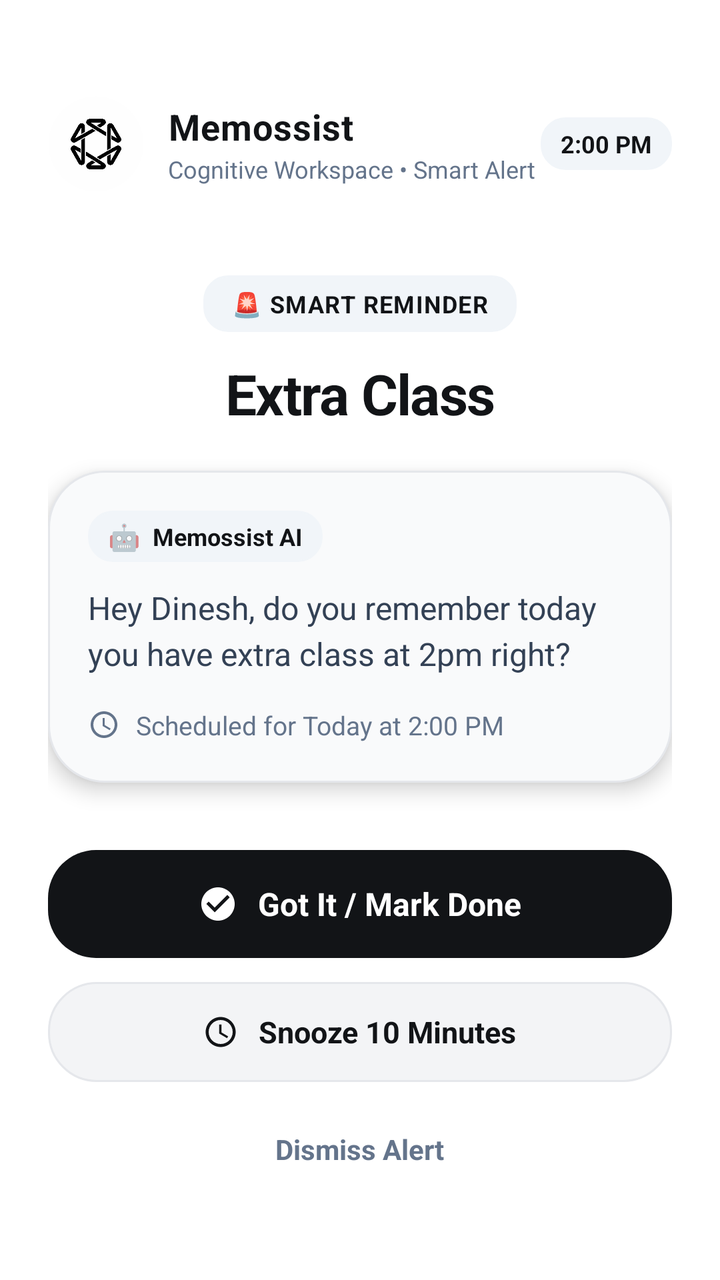
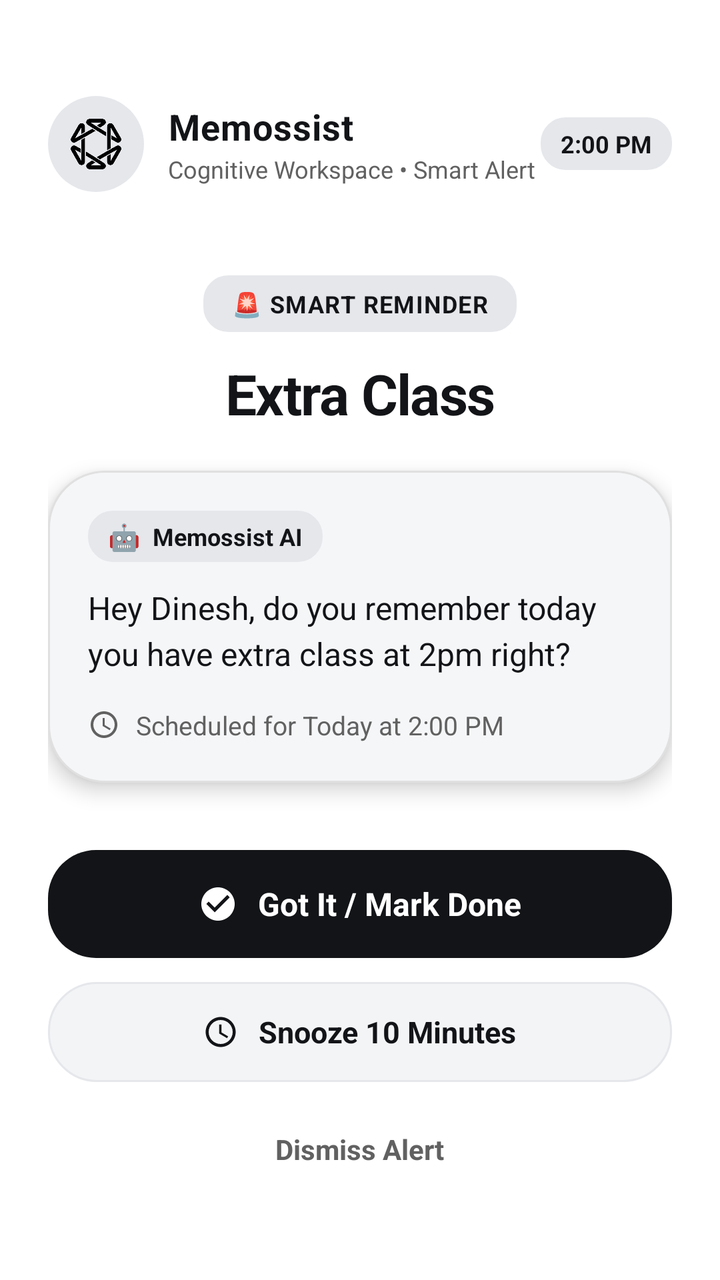

Screens rendered from an Android XML layout before and after an edit, with the pre-edit source and the edit as a unified diff.
<!-- AndroidManifest.xml: activity theme Theme.AppTempeLate -->
<!-- res/layout/activity_alarm_alert.xml -->
<?xml version="1.0" encoding="utf-8"?>
<androidx.constraintlayout.widget.ConstraintLayout xmlns:android="http://schemas.android.com/apk/res/android"
    xmlns:app="http://schemas.android.com/apk/res-auto"
    xmlns:tools="http://schemas.android.com/tools"
    android:layout_width="match_parent"
    android:layout_height="match_parent"
    android:background="#FFFFFF"
    android:padding="24dp"
    tools:context=".AlarmAlertActivity">

    
    <LinearLayout
        android:id="@+id/llHeaderBrand"
        android:layout_width="0dp"
        android:layout_height="wrap_content"
        android:layout_marginTop="24dp"
        android:gravity="center_vertical"
        android:orientation="horizontal"
        app:layout_constraintEnd_toEndOf="parent"
        app:layout_constraintStart_toStartOf="parent"
        app:layout_constraintTop_toTopOf="parent">

        
        <FrameLayout
            android:id="@+id/flLogoContainer"
            android:layout_width="48dp"
            android:layout_height="48dp">

            <View
                android:id="@+id/vLogoPulseRing"
                android:layout_width="48dp"
                android:layout_height="48dp"
                android:background="@drawable/bg_circle_icon_button"
                android:backgroundTint="#1A121417" />

            <ImageView
                android:id="@+id/ivAlarmLogo"
                android:layout_width="38dp"
                android:layout_height="38dp"
                android:layout_gravity="center"
                android:src="@drawable/app_logo"
                android:contentDescription="Memossist Logo" />

        </FrameLayout>

        <LinearLayout
            android:layout_width="0dp"
            android:layout_height="wrap_content"
            android:layout_marginStart="12dp"
            android:layout_weight="1"
            android:orientation="vertical">

            <TextView
                android:layout_width="wrap_content"
                android:layout_height="wrap_content"
                android:text="Memossist"
                android:textColor="#121417"
                android:textSize="18sp"
                android:textStyle="bold"
                android:letterSpacing="0.02" />

            <TextView
                android:layout_width="wrap_content"
                android:layout_height="wrap_content"
                android:layout_marginTop="1dp"
                android:text="Cognitive Workspace • Smart Alert"
                android:textColor="#64748B"
                android:textSize="12sp" />

        </LinearLayout>

        <TextView
            android:id="@+id/tvLiveTimeBadge"
            android:layout_width="wrap_content"
            android:layout_height="wrap_content"
            android:background="@drawable/bg_tag_rounded"
            android:backgroundTint="#F1F5F9"
            android:paddingHorizontal="10dp"
            android:paddingVertical="5dp"
            android:text="2:00 PM"
            android:textColor="#121417"
            android:textSize="12sp"
            android:textStyle="bold" />

    </LinearLayout>

    
    <LinearLayout
        android:layout_width="0dp"
        android:layout_height="0dp"
        android:layout_marginTop="24dp"
        android:layout_marginBottom="16dp"
        android:gravity="center"
        android:orientation="vertical"
        app:layout_constraintBottom_toTopOf="@+id/llActionsContainer"
        app:layout_constraintEnd_toEndOf="parent"
        app:layout_constraintStart_toStartOf="parent"
        app:layout_constraintTop_toBottomOf="@+id/llHeaderBrand">

        
        <TextView
            android:id="@+id/tvAlarmBadge"
            android:layout_width="wrap_content"
            android:layout_height="wrap_content"
            android:background="@drawable/bg_tag_rounded"
            android:backgroundTint="#F1F5F9"
            android:paddingHorizontal="14dp"
            android:paddingVertical="6dp"
            android:text="🚨 SMART REMINDER"
            android:textColor="#121417"
            android:textSize="12sp"
            android:textStyle="bold"
            android:letterSpacing="0.04" />

        
        <TextView
            android:id="@+id/tvAlarmTitle"
            android:layout_width="match_parent"
            android:layout_height="wrap_content"
            android:layout_marginTop="12dp"
            android:gravity="center"
            android:text="Extra Class"
            android:textColor="#121417"
            android:textSize="28sp"
            android:textStyle="bold"
            android:letterSpacing="-0.02" />

        
        <LinearLayout
            android:id="@+id/llMessageCard"
            android:layout_width="match_parent"
            android:layout_height="wrap_content"
            android:layout_marginTop="20dp"
            android:background="@drawable/bg_floating_chat_box"
            android:elevation="6dp"
            android:orientation="vertical"
            android:padding="20dp">

            
            <LinearLayout
                android:layout_width="wrap_content"
                android:layout_height="wrap_content"
                android:background="@drawable/bg_tag_rounded"
                android:backgroundTint="#F1F5F9"
                android:gravity="center_vertical"
                android:orientation="horizontal"
                android:paddingHorizontal="10dp"
                android:paddingVertical="4dp">

                <TextView
                    android:layout_width="wrap_content"
                    android:layout_height="wrap_content"
                    android:text="🤖"
                    android:textSize="13sp" />

                <TextView
                    android:layout_width="wrap_content"
                    android:layout_height="wrap_content"
                    android:layout_marginStart="6dp"
                    android:text="Memossist AI"
                    android:textColor="#121417"
                    android:textSize="12sp"
                    android:textStyle="bold" />

            </LinearLayout>

            
            <TextView
                android:id="@+id/tvAlarmMessage"
                android:layout_width="match_parent"
                android:layout_height="wrap_content"
                android:layout_marginTop="12dp"
                android:lineSpacingExtra="4dp"
                android:text="Hey Dinesh, do you remember today you have extra class at 2pm right?"
                android:textColor="#334155"
                android:textSize="16sp" />

            
            <LinearLayout
                android:layout_width="wrap_content"
                android:layout_height="wrap_content"
                android:layout_marginTop="16dp"
                android:gravity="center_vertical"
                android:orientation="horizontal">

                <ImageView
                    android:layout_width="16dp"
                    android:layout_height="16dp"
                    android:src="@drawable/ic_clock"
                    app:tint="#64748B"
                    android:contentDescription="Clock" />

                <TextView
                    android:id="@+id/tvAlarmEventTime"
                    android:layout_width="wrap_content"
                    android:layout_height="wrap_content"
                    android:layout_marginStart="8dp"
                    android:text="Scheduled for Today at 2:00 PM"
                    android:textColor="#64748B"
                    android:textSize="13sp" />

            </LinearLayout>

        </LinearLayout>

    </LinearLayout>

    
    <LinearLayout
        android:id="@+id/llActionsContainer"
        android:layout_width="0dp"
        android:layout_height="wrap_content"
        android:layout_marginBottom="24dp"
        android:orientation="vertical"
        app:layout_constraintBottom_toBottomOf="parent"
        app:layout_constraintEnd_toEndOf="parent"
        app:layout_constraintStart_toStartOf="parent">

        
        <LinearLayout
            android:id="@+id/btnAlarmGotIt"
            android:layout_width="match_parent"
            android:layout_height="54dp"
            android:background="@drawable/bg_button_save_pill"
            android:backgroundTint="#121417"
            android:clickable="true"
            android:focusable="true"
            android:gravity="center"
            android:orientation="horizontal">

            <ImageView
                android:layout_width="20dp"
                android:layout_height="20dp"
                android:src="@drawable/ic_check_circle"
                app:tint="#FFFFFF"
                android:contentDescription="Check" />

            <TextView
                android:layout_width="wrap_content"
                android:layout_height="wrap_content"
                android:layout_marginStart="10dp"
                android:text="Got It / Mark Done"
                android:textColor="#FFFFFF"
                android:textSize="16sp"
                android:textStyle="bold" />

        </LinearLayout>

        
        <LinearLayout
            android:id="@+id/btnAlarmSnooze"
            android:layout_width="match_parent"
            android:layout_height="50dp"
            android:layout_marginTop="12dp"
            android:background="@drawable/bg_button_cancel_pill"
            android:clickable="true"
            android:focusable="true"
            android:gravity="center"
            android:orientation="horizontal">

            <ImageView
                android:layout_width="18dp"
                android:layout_height="18dp"
                android:src="@drawable/ic_clock"
                app:tint="#121417"
                android:contentDescription="Snooze" />

            <TextView
                android:layout_width="wrap_content"
                android:layout_height="wrap_content"
                android:layout_marginStart="10dp"
                android:text="Snooze 10 Minutes"
                android:textColor="#121417"
                android:textSize="15sp"
                android:textStyle="bold" />

        </LinearLayout>

        
        <TextView
            android:id="@+id/btnAlarmDismiss"
            android:layout_width="wrap_content"
            android:layout_height="wrap_content"
            android:layout_gravity="center_horizontal"
            android:layout_marginTop="16dp"
            android:padding="8dp"
            android:text="Dismiss Alert"
            android:textColor="#64748B"
            android:textSize="14sp"
            android:textStyle="bold" />

    </LinearLayout>

</androidx.constraintlayout.widget.ConstraintLayout>
<!-- resources referenced by this layout -->
<resources>
  <!-- drawable bg_button_cancel_pill (drawable) -->
  <?xml version="1.0" encoding="utf-8"?>
  <ripple xmlns:android="http://schemas.android.com/apk/res/android"
      android:color="#E5E7EB">
      <item>
          <shape android:shape="rectangle">
              <solid android:color="#F3F4F6" />
              <corners android:radius="24dp" />
              <stroke
                  android:width="1dp"
                  android:color="#E5E7EB" />
          </shape>
      </item>
  </ripple>
  <!-- drawable bg_button_save_pill (drawable) -->
  <?xml version="1.0" encoding="utf-8"?>
  <ripple xmlns:android="http://schemas.android.com/apk/res/android"
      android:color="#374151">
      <item>
          <shape android:shape="rectangle">
              <solid android:color="#121417" />
              <corners android:radius="24dp" />
          </shape>
      </item>
  </ripple>
  <!-- drawable bg_circle_icon_button (drawable) -->
  <?xml version="1.0" encoding="utf-8"?>
  <ripple xmlns:android="http://schemas.android.com/apk/res/android"
      android:color="#1F000000">
      <item>
          <shape android:shape="oval">
              <solid android:color="#0D000000" />
          </shape>
      </item>
  </ripple>
  <!-- drawable bg_floating_chat_box (drawable) -->
  <?xml version="1.0" encoding="utf-8"?>
  <shape xmlns:android="http://schemas.android.com/apk/res/android"
      android:shape="rectangle">
      <solid android:color="#F9FAFB" />
      <corners android:radius="28dp" />
      <stroke
          android:width="1dp"
          android:color="#E5E7EB" />
  </shape>
  <!-- drawable bg_tag_rounded (drawable) -->
  <?xml version="1.0" encoding="utf-8"?>
  <shape xmlns:android="http://schemas.android.com/apk/res/android"
      android:shape="rectangle">
      <solid android:color="#F3F4F6" />
      <corners android:radius="12dp" />
      <stroke
          android:width="1dp"
          android:color="#E5E7EB" />
  </shape>
  <!-- drawable ic_check_circle (drawable) -->
  <vector xmlns:android="http://schemas.android.com/apk/res/android"
      android:width="24dp"
      android:height="24dp"
      android:viewportWidth="24"
      android:viewportHeight="24">
    <path
        android:fillColor="#FF000000"
        android:pathData="M12,2 C6.48,2 2,6.48 2,12 C2,17.52 6.48,22 12,22 C17.52,22 22,17.52 22,12 C22,6.48 17.52,2 12,2 ZM10,17 L5,12 L6.41,10.59 L10,14.17 L17.59,6.58 L19,8 L10,17 Z"/>
  </vector>
  <style name="Theme.AppTempeLate" parent="Theme.MaterialComponents.DayNight.NoActionBar">
          
          <item name="windowActionBar">false</item>
          <item name="windowNoTitle">true</item>
          <item name="android:windowActionBar">false</item>
          <item name="android:windowNoTitle">true</item>
  
          
          <item name="android:windowBackground">@color/white</item>
          <item name="android:statusBarColor">@color/white</item>
          <item name="android:windowLightStatusBar">true</item>
          <item name="android:navigationBarColor">@color/white</item>
      </style>
  <color name="white">#FFFFFF</color>
  <!-- unchanged entries left out for length: 2 -->
</resources>

<!-- the commit's change to res/layout/activity_alarm_alert.xml (unified diff, before → after) -->
@@ -4,7 +4,7 @@
     xmlns:tools="http://schemas.android.com/tools"
     android:layout_width="match_parent"
     android:layout_height="match_parent"
-    android:background="#FFFFFF"
+    android:background="@color/app_window_background"
     android:padding="24dp"
     tools:context=".AlarmAlertActivity">
 
@@ -31,7 +31,7 @@
                 android:layout_width="48dp"
                 android:layout_height="48dp"
                 android:background="@drawable/bg_circle_icon_button"
-                android:backgroundTint="#1A121417" />
+                android:backgroundTint="@color/app_tag_background" />
 
             <ImageView
                 android:id="@+id/ivAlarmLogo"
@@ -54,7 +54,7 @@
                 android:layout_width="wrap_content"
                 android:layout_height="wrap_content"
                 android:text="Memossist"
-                android:textColor="#121417"
+                android:textColor="@color/text_primary"
                 android:textSize="18sp"
                 android:textStyle="bold"
                 android:letterSpacing="0.02" />
@@ -64,7 +64,7 @@
                 android:layout_height="wrap_content"
                 android:layout_marginTop="1dp"
                 android:text="Cognitive Workspace • Smart Alert"
-                android:textColor="#64748B"
+                android:textColor="@color/text_secondary"
                 android:textSize="12sp" />
 
         </LinearLayout>
@@ -74,11 +74,11 @@
             android:layout_width="wrap_content"
             android:layout_height="wrap_content"
             android:background="@drawable/bg_tag_rounded"
-            android:backgroundTint="#F1F5F9"
+            android:backgroundTint="@color/app_tag_background"
             android:paddingHorizontal="10dp"
             android:paddingVertical="5dp"
             android:text="2:00 PM"
-            android:textColor="#121417"
+            android:textColor="@color/text_primary"
             android:textSize="12sp"
             android:textStyle="bold" />
 
@@ -103,11 +103,11 @@
             android:layout_width="wrap_content"
             android:layout_height="wrap_content"
             android:background="@drawable/bg_tag_rounded"
-            android:backgroundTint="#F1F5F9"
+            android:backgroundTint="@color/app_tag_background"
             android:paddingHorizontal="14dp"
             android:paddingVertical="6dp"
             android:text="🚨 SMART REMINDER"
-            android:textColor="#121417"
+            android:textColor="@color/text_primary"
             android:textSize="12sp"
             android:textStyle="bold"
             android:letterSpacing="0.04" />
@@ -120,7 +120,7 @@
             android:layout_marginTop="12dp"
             android:gravity="center"
             android:text="Extra Class"
-            android:textColor="#121417"
+            android:textColor="@color/text_primary"
             android:textSize="28sp"
             android:textStyle="bold"
             android:letterSpacing="-0.02" />
@@ -141,7 +141,7 @@
                 android:layout_width="wrap_content"
                 android:layout_height="wrap_content"
                 android:background="@drawable/bg_tag_rounded"
-                android:backgroundTint="#F1F5F9"
+                android:backgroundTint="@color/app_tag_background"
                 android:gravity="center_vertical"
                 android:orientation="horizontal"
                 android:paddingHorizontal="10dp"
@@ -158,7 +158,7 @@
                     android:layout_height="wrap_content"
                     android:layout_marginStart="6dp"
                     android:text="Memossist AI"
-                    android:textColor="#121417"
+                    android:textColor="@color/text_primary"
                     android:textSize="12sp"
                     android:textStyle="bold" />
 
@@ -172,7 +172,7 @@
                 android:layout_marginTop="12dp"
                 android:lineSpacingExtra="4dp"
                 android:text="Hey Dinesh, do you remember today you have extra class at 2pm right?"
-                android:textColor="#334155"
+                android:textColor="@color/text_primary"
                 android:textSize="16sp" />
 
             
@@ -187,7 +187,7 @@
                     android:layout_width="16dp"
                     android:layout_height="16dp"
                     android:src="@drawable/ic_clock"
-                    app:tint="#64748B"
+                    app:tint="@color/text_secondary"
                     android:contentDescription="Clock" />
 
                 <TextView
@@ -196,7 +196,7 @@
                     android:layout_height="wrap_content"
                     android:layout_marginStart="8dp"
                     android:text="Scheduled for Today at 2:00 PM"
-                    android:textColor="#64748B"
+                    android:textColor="@color/text_secondary"
                     android:textSize="13sp" />
 
             </LinearLayout>
@@ -222,7 +222,7 @@
             android:layout_width="match_parent"
             android:layout_height="54dp"
             android:background="@drawable/bg_button_save_pill"
-            android:backgroundTint="#121417"
+            android:backgroundTint="@color/text_primary"
             android:clickable="true"
             android:focusable="true"
             android:gravity="center"
@@ -232,7 +232,7 @@
                 android:layout_width="20dp"
                 android:layout_height="20dp"
                 android:src="@drawable/ic_check_circle"
-                app:tint="#FFFFFF"
+                app:tint="@color/app_window_background"
                 android:contentDescription="Check" />
 
             <TextView
@@ -240,7 +240,7 @@
                 android:layout_height="wrap_content"
                 android:layout_marginStart="10dp"
                 android:text="Got It / Mark Done"
-                android:textColor="#FFFFFF"
+                android:textColor="@color/app_window_background"
                 android:textSize="16sp"
                 android:textStyle="bold" />
 
@@ -262,7 +262,7 @@
                 android:layout_width="18dp"
                 android:layout_height="18dp"
                 android:src="@drawable/ic_clock"
-                app:tint="#121417"
+                app:tint="@color/text_primary"
                 android:contentDescription="Snooze" />
 
             <TextView
@@ -270,7 +270,7 @@
                 android:layout_height="wrap_content"
                 android:layout_marginStart="10dp"
                 android:text="Snooze 10 Minutes"
-                android:textColor="#121417"
+                android:textColor="@color/text_primary"
                 android:textSize="15sp"
                 android:textStyle="bold" />
 
@@ -285,7 +285,7 @@
             android:layout_marginTop="16dp"
             android:padding="8dp"
             android:text="Dismiss Alert"
-            android:textColor="#64748B"
+            android:textColor="@color/text_secondary"
             android:textSize="14sp"
             android:textStyle="bold" />
 
<!-- resource entries referenced after the edit -->
@@ -1,26 +1,30 @@
 <!-- resources referenced by this layout -->
 <resources>
+  <color name="app_tag_background">#E5E7EB</color>
+  <color name="app_window_background">#FFFFFF</color>
+  <color name="text_primary">#121417</color>
+  <color name="text_secondary">#616161</color>
   <!-- drawable bg_button_cancel_pill (drawable) -->
   <?xml version="1.0" encoding="utf-8"?>
   <ripple xmlns:android="http://schemas.android.com/apk/res/android"
-      android:color="#E5E7EB">
+      android:color="#1F000000">
       <item>
           <shape android:shape="rectangle">
-              <solid android:color="#F3F4F6" />
+              <solid android:color="@color/app_card_background" />
               <corners android:radius="24dp" />
               <stroke
                   android:width="1dp"
-                  android:color="#E5E7EB" />
+                  android:color="@color/app_card_border" />
           </shape>
       </item>
   </ripple>
   <!-- drawable bg_button_save_pill (drawable) -->
   <?xml version="1.0" encoding="utf-8"?>
   <ripple xmlns:android="http://schemas.android.com/apk/res/android"
-      android:color="#374151">
+      android:color="@color/app_icon_button_background">
       <item>
           <shape android:shape="rectangle">
-              <solid android:color="#121417" />
+              <solid android:color="@color/text_primary" />
               <corners android:radius="24dp" />
           </shape>
       </item>
@@ -31,7 +35,7 @@
       android:color="#1F000000">
       <item>
           <shape android:shape="oval">
-              <solid android:color="#0D000000" />
+              <solid android:color="@color/app_icon_button_background" />
           </shape>
       </item>
   </ripple>
@@ -39,21 +43,21 @@
   <?xml version="1.0" encoding="utf-8"?>
   <shape xmlns:android="http://schemas.android.com/apk/res/android"
       android:shape="rectangle">
-      <solid android:color="#F9FAFB" />
+      <solid android:color="@color/chat_box_bg" />
       <corners android:radius="28dp" />
       <stroke
           android:width="1dp"
-          android:color="#E5E7EB" />
+          android:color="@color/chat_box_border" />
   </shape>
   <!-- drawable bg_tag_rounded (drawable) -->
   <?xml version="1.0" encoding="utf-8"?>
   <shape xmlns:android="http://schemas.android.com/apk/res/android"
       android:shape="rectangle">
-      <solid android:color="#F3F4F6" />
+      <solid android:color="@color/app_icon_button_background" />
       <corners android:radius="12dp" />
       <stroke
           android:width="1dp"
-          android:color="#E5E7EB" />
+          android:color="@color/app_card_border" />
   </shape>
   <!-- drawable ic_check_circle (drawable) -->
   <vector xmlns:android="http://schemas.android.com/apk/res/android"
@@ -65,20 +69,27 @@
         android:fillColor="#FF000000"
         android:pathData="M12,2 C6.48,2 2,6.48 2,12 C2,17.52 6.48,22 12,22 C17.52,22 22,17.52 22,12 C22,6.48 17.52,2 12,2 ZM10,17 L5,12 L6.41,10.59 L10,14.17 L17.59,6.58 L19,8 L10,17 Z"/>
   </vector>
-  <style name="Theme.AppTempeLate" parent="Theme.MaterialComponents.DayNight.NoActionBar">
+  <style name="Theme.AppTempeLate" parent="Theme.Material3.DayNight.NoActionBar">
           
           <item name="windowActionBar">false</item>
           <item name="windowNoTitle">true</item>
           <item name="android:windowActionBar">false</item>
           <item name="android:windowNoTitle">true</item>
   
-          
-          <item name="android:windowBackground">@color/white</item>
-          <item name="android:statusBarColor">@color/white</item>
+          <item name="android:windowBackground">@color/app_window_background</item>
+          <item name="android:statusBarColor">@color/app_window_background</item>
+          <item name="android:navigationBarColor">@color/app_window_background</item>
           <item name="android:windowLightStatusBar">true</item>
-          <item name="android:navigationBarColor">@color/white</item>
+          <item name="colorSurface">@color/app_surface_background</item>
+          <item name="colorOnSurface">@color/text_primary</item>
+          <item name="colorBackgroundFloating">@color/app_surface_background</item>
       </style>
-  <color name="white">#FFFFFF</color>
+  <color name="app_card_background">#F3F4F6</color>
+  <color name="app_card_border">#E5E7EB</color>
+  <color name="app_icon_button_background">#F1F3F5</color>
+  <color name="chat_box_bg">#F5F6F8</color>
+  <color name="chat_box_border">#E0E0E0</color>
+  <color name="app_surface_background">#F7F8FA</color>
   <!-- unchanged entries left out for length: 2 -->
 </resources>
 
